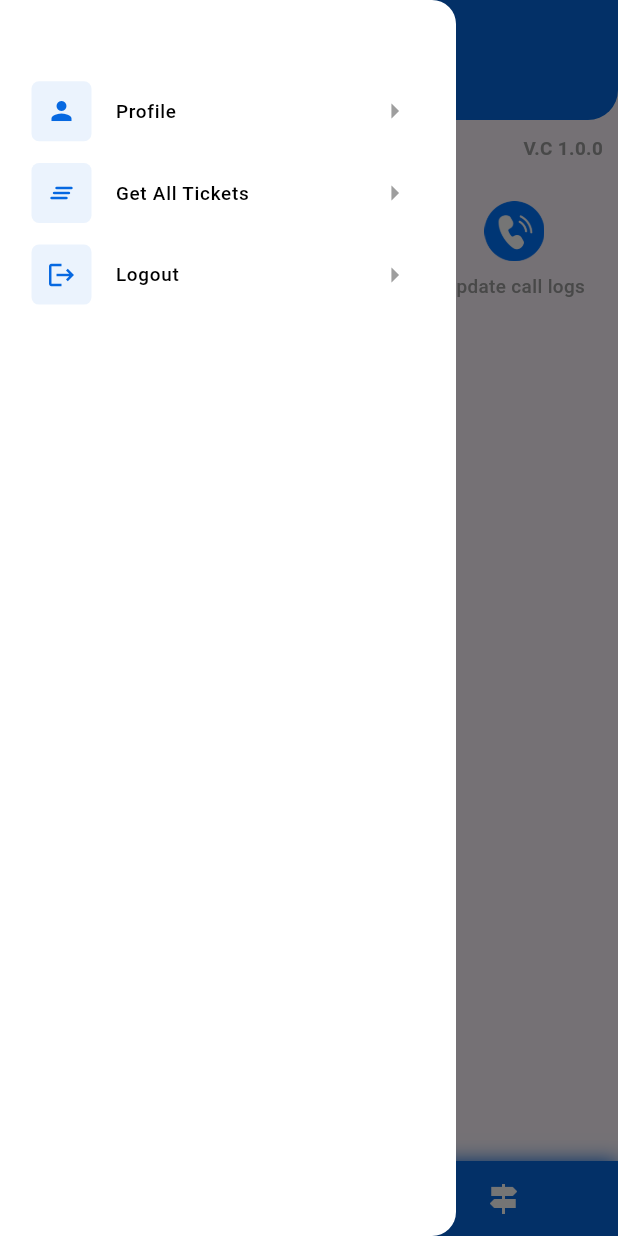
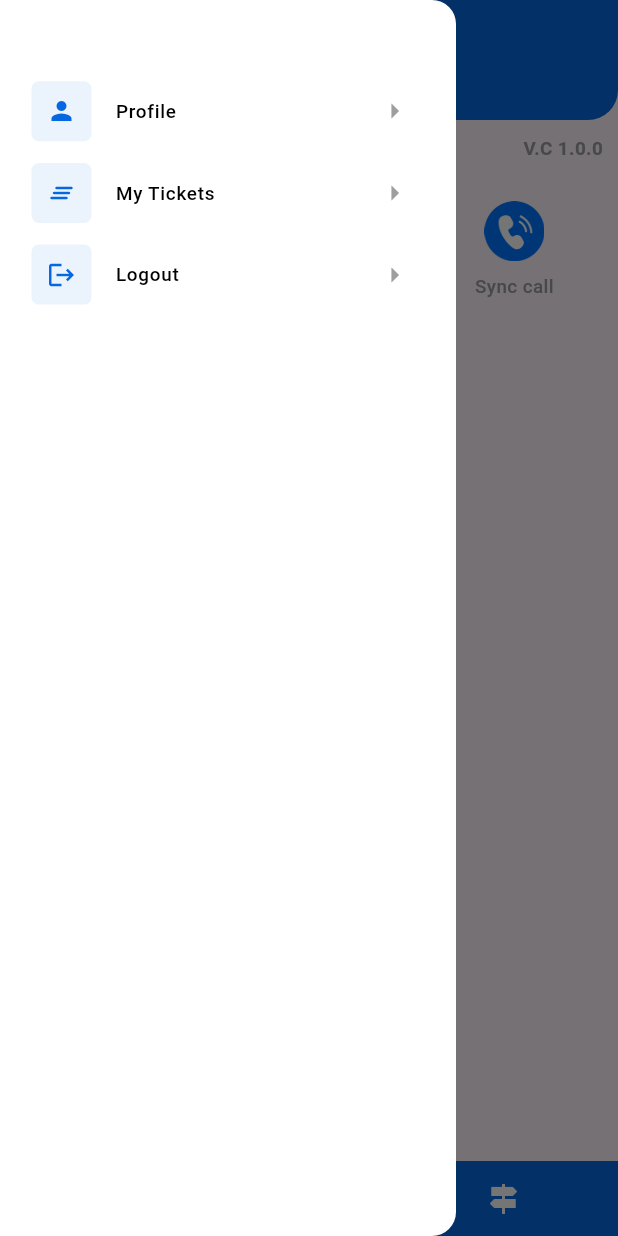
Before and after one commit to shubhamkumarmaghar/rie_caretaker-main, a Flutter app: the MainPage screen opened directly, with the side drawer open, on a phone screen of 412 x 824 dp. Run offline on Flutter 3.47's test engine with Material 3 defaults, Android fonts, the light colour scheme and no system bars; our stand-ins replace awesome_dialog, cached_network_image, dio, flutter_spinkit, fluttertoast, get and 10 more; missing offline and left inert: call_log, swipe_refresh, workmanager; accounts and stored records are empty; Roboto replaces fonts that are missing (Montserrat-Regular).

Commit message:
added priority in ticket

```diff
--- a/lib/modules/main_screen/view/main_screen.dart
+++ b/lib/modules/main_screen/view/main_screen.dart
@@ -85,7 +85,7 @@ class MainPageState extends State<MainPage> {
           boxShadow: <BoxShadow>[
             BoxShadow(
               color: CustomTheme.appTheme,
-              blurRadius: 10,
+              //blurRadius: 10,
             ),
           ],
         ),
@@ -173,7 +173,7 @@ class MainPageState extends State<MainPage> {
                     children: [
                       Container(
                         child: _gridInput(
-                          hint: 'Show Tickets',
+                          hint: 'My Tickets',
                           icon: Image.asset(
                             'assets/images/tickets.png',
                             height: 40,
@@ -214,7 +214,7 @@ class MainPageState extends State<MainPage> {
                       ),
                       Container(
                         child: _gridInput(
-                          hint: 'Update call logs',
+                          hint: 'Sync call',
                           icon: Image.asset(
                             'assets/images/phone.png',
                             height: 40, width: 40,
@@ -364,7 +364,7 @@ class MainPageState extends State<MainPage> {
                 color: CustomTheme.appTheme,
                 size: 20,
               ),
-              title: 'Get All Tickets',
+              title: 'My Tickets',
               onTap: ()
                {
                  Get.to(GetAllTickets());
--- a/lib/modules/ticket/model/TicketListModel.dart
+++ b/lib/modules/ticket/model/TicketListModel.dart
@@ -36,6 +36,7 @@ class Data {
   dynamic closedOn;
   String? updatedOn;
   String? addedBy;
+  String? priority;
 
   Data(
       {this.id,
@@ -62,6 +63,7 @@ class Data {
     closedOn = json['closedOn'];
     updatedOn = json['updatedOn'];
     addedBy = json['addedBy'];
+    priority = json['priority'];
   }
 
   Map<String, dynamic> toJson() {
@@ -77,6 +79,7 @@ class Data {
     data['closedOn'] = closedOn;
     data['updatedOn'] = updatedOn;
     data['addedBy'] = addedBy;
+    data['priority'] = priority;
     return data;
   }
 }
--- a/pubspec.yaml
+++ b/pubspec.yaml
@@ -16,7 +16,7 @@ publish_to: "none" # Remove this line if you wish to publish to pub.dev
 # https://developer.apple.com/library/archive/documentation/General/Reference/InfoPlistKeyReference/Articles/CoreFoundationKeys.html
 # In Windows, build-name is used as the major, minor, and patch parts
 # of the product and file versions while build-number is used as the build suffix.
-version: 1.0.0+1
+version: 1.0.0+15
 
 environment:
   sdk: ">=2.19.5 <3.0.0"
```
Also changed, not shown: lib/modules/ticket/view/get_all_ticket.dart (+19 -5 lines).
